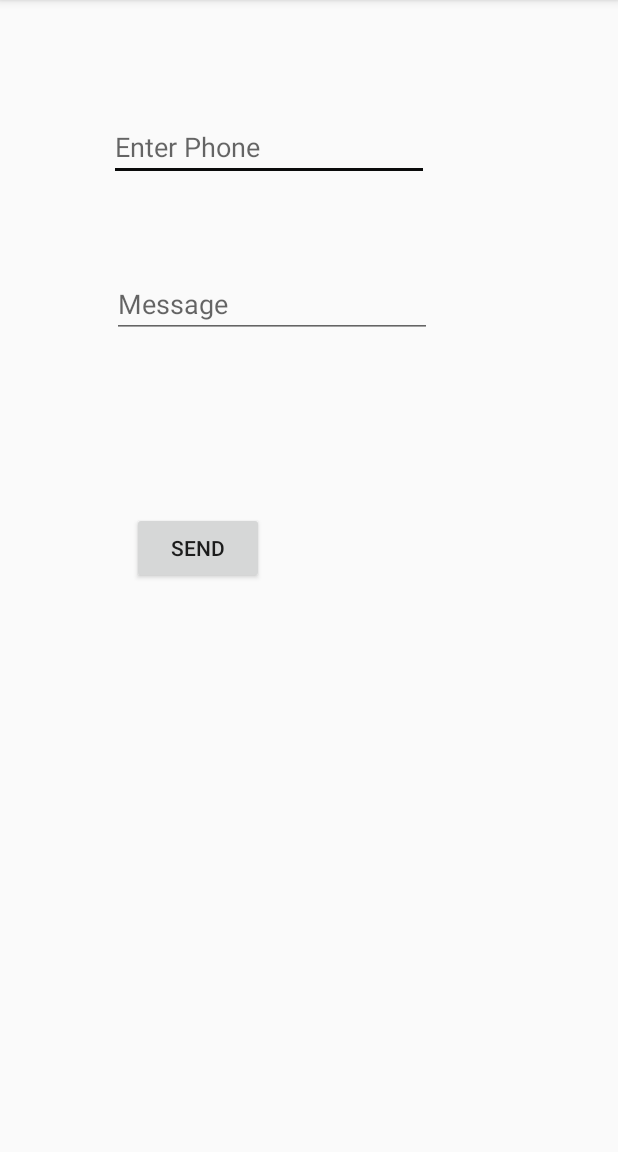
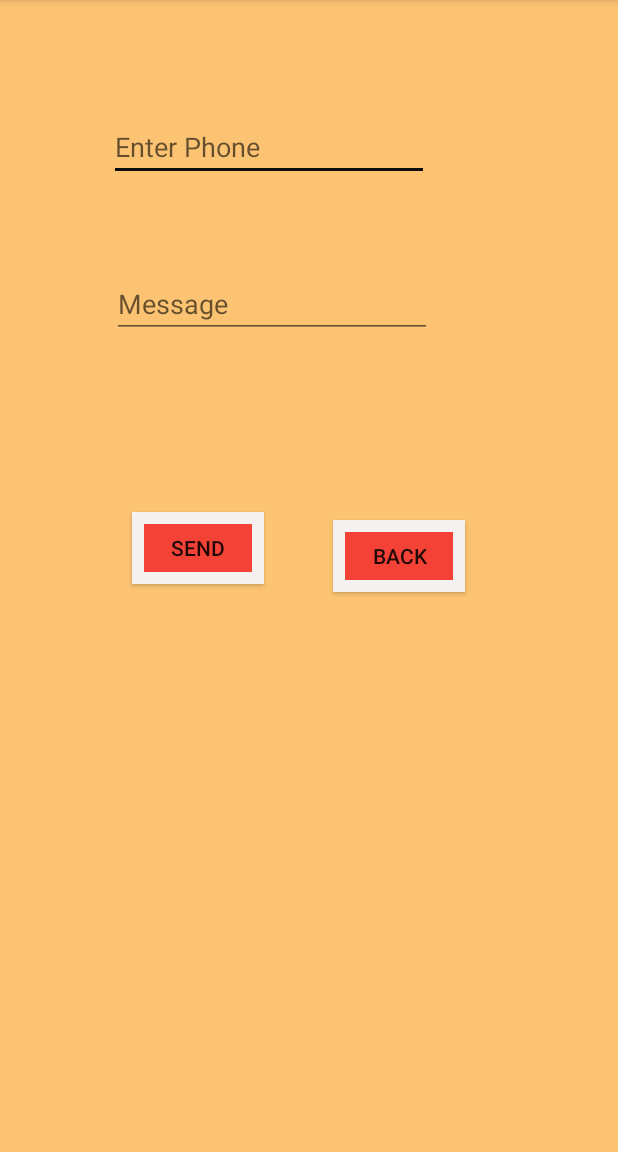
Before and after one commit to harpal779/CarPooling, an Android app: the SendMessage screen opened directly, with no data from a screen before it, on a phone screen of 412 x 824 dp, the part 84-1236 px from its top. Run offline under Robolectric (Android 15) with nearby library versions, the phone set to English and light mode, and no system bars; Roboto replaces fonts that are not available here.

Commit message:
everything done

```diff
--- a/app/src/main/AndroidManifest.xml
+++ b/app/src/main/AndroidManifest.xml
@@ -3,7 +3,9 @@
     xmlns:tools="http://schemas.android.com/tools"
     package="com.example.carpooling">
 
-     <uses-permission android:name="android.permission.SEND_SMS"/>;
+    <uses-permission android:name="android.permission.SEND_SMS">
+
+    </uses-permission>;
     <application
         android:allowBackup="true"
         android:icon="@mipmap/ic_launcher"
--- a/app/src/main/java/com/example/carpooling/SendMessage.java
+++ b/app/src/main/java/com/example/carpooling/SendMessage.java
@@ -6,6 +6,7 @@ import androidx.core.app.ActivityCompat;
 import androidx.core.content.ContextCompat;
 
 import android.Manifest;
+import android.content.Intent;
 import android.content.pm.PackageManager;
 import android.os.Bundle;
 import android.telephony.SmsManager;
@@ -17,7 +18,7 @@ import android.widget.Toast;
 public class SendMessage extends AppCompatActivity {
 
     EditText phone,messsage;
-Button b23;
+Button b23,b27;
 
 
     @Override
@@ -28,7 +29,20 @@ Button b23;
 phone=findViewById(R.id.editTextPhone2);
 messsage=findViewById(R.id.editTextTextPersonName);
 b23=findViewById(R.id.button23);
+b27=findViewById(R.id.button27);
+        b27.setOnClickListener(new View.OnClickListener() {
+            @Override
+            public void onClick(View v) {
+                back();
+            }
+        });
 
+    }
+
+    private void back() {
+        Intent intent=new Intent(SendMessage.this,Interface.class);
+        startActivity(intent);
+        finish();
     }
 
 
--- a/app/src/main/res/layout/activity_send_message.xml
+++ b/app/src/main/res/layout/activity_send_message.xml
@@ -3,6 +3,7 @@
     xmlns:app="http://schemas.android.com/apk/res-auto"
     xmlns:tools="http://schemas.android.com/tools"
     android:layout_width="match_parent"
+    android:background="#8AFF9800"
     android:layout_height="match_parent"
     tools:context=".SendMessage">
 
@@ -49,8 +50,24 @@
         android:layout_marginRight="236dp"
         android:text="Send"
         android:onClick="send"
+        android:background="@drawable/border"
         app:layout_constraintEnd_toEndOf="parent"
         app:layout_constraintStart_toStartOf="parent"
         app:layout_constraintTop_toBottomOf="@+id/editTextTextPersonName"
         tools:ignore="OnClick" />
+
+    <Button
+        android:id="@+id/button27"
+        android:layout_width="wrap_content"
+        android:layout_height="wrap_content"
+        android:layout_marginStart="46dp"
+        android:layout_marginLeft="46dp"
+        android:layout_marginTop="121dp"
+        android:layout_marginEnd="102dp"
+        android:layout_marginRight="102dp"
+        android:text="Back"
+        android:background="@drawable/border"
+        app:layout_constraintEnd_toEndOf="parent"
+        app:layout_constraintStart_toEndOf="@+id/button23"
+        app:layout_constraintTop_toBottomOf="@+id/editTextTextPersonName" />
 </androidx.constraintlayout.widget.ConstraintLayout>
--- a/build.gradle
+++ b/build.gradle
@@ -5,7 +5,7 @@ buildscript {
         jcenter()
     }
     dependencies {
-        classpath "com.android.tools.build:gradle:4.0.2"
+        classpath 'com.android.tools.build:gradle:4.1.2'
         classpath 'com.google.gms:google-services:4.3.4'
 
 
```
Also changed, not shown: app/src/main/java/com/example/carpooling/Driver1.java (+2 -13 lines), app/src/main/res/layout/activity_driver1.xml (+0 -12 lines), gradle/wrapper/gradle-wrapper.properties.
